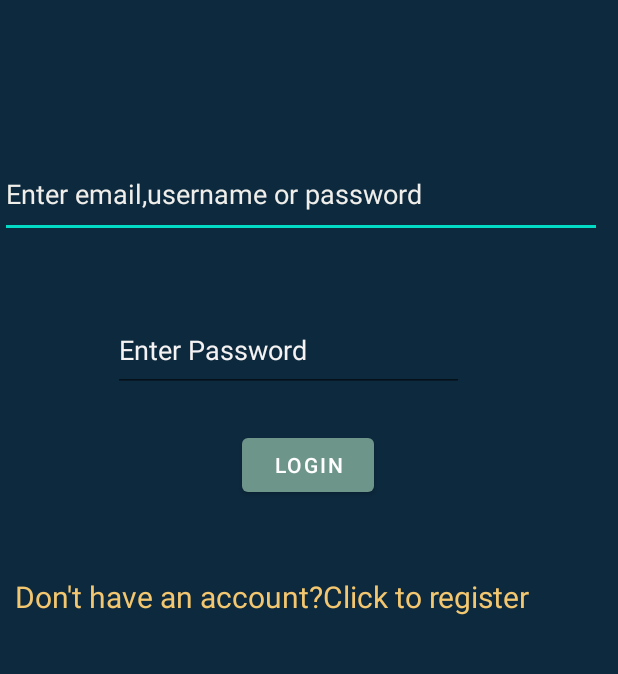
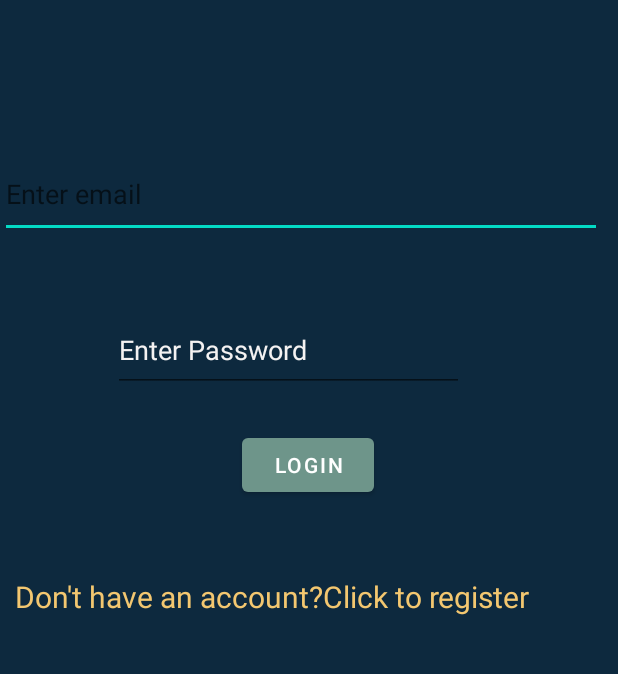
Before and after one commit to scKoech/MARVEL, an Android app: the Login screen opened directly, with no data from a screen before it, on a phone screen of 412 x 824 dp, the part 260-934 px from its top. Run offline under Robolectric (Android 15) with nearby library versions, the phone set to English and light mode, and no system bars; our stand-ins replace Firebase (no records; nobody signed in at launch, a user with empty details on screens opened directly).

Commit message:
updated commit

```diff
--- a/app/build.gradle
+++ b/app/build.gradle
@@ -37,12 +37,12 @@ android {
 dependencies {
 
     implementation 'androidx.core:core-ktx:1.12.0-alpha04'
+    implementation 'org.jetbrains.kotlinx:kotlinx-coroutines-android:1.5.1'
     implementation 'androidx.appcompat:appcompat:1.6.1'
     implementation 'com.google.android.material:material:1.8.0'
     implementation 'androidx.constraintlayout:constraintlayout:2.1.4'
     implementation 'com.google.firebase:firebase-auth-ktx:21.0.3'
     implementation 'com.google.firebase:firebase-database-ktx:20.0.4'
-    implementation 'org.jetbrains.kotlinx:kotlinx-coroutines-android:1.3.7'
     implementation 'com.squareup.retrofit2:retrofit:2.9.0'
     implementation 'com.squareup.retrofit2:converter-gson:2.8.1'
     implementation 'androidx.core:core-ktx:+'
--- a/app/src/main/java/com/example/marvel/Login.kt
+++ b/app/src/main/java/com/example/marvel/Login.kt
@@ -27,8 +27,6 @@ class Login : AppCompatActivity() {
 
         BtnLogin.setOnClickListener {
             login()
-            val intent = Intent(this, MainPage::class.java)
-            startActivity(intent)
 
         }
         RedirectReg.setOnClickListener {
@@ -45,6 +43,8 @@ class Login : AppCompatActivity() {
         auth.signInWithEmailAndPassword(email,pass).addOnCompleteListener(this){
             if (it.isSuccessful){
                 Toast.makeText(this,"Logged in successfully",Toast.LENGTH_SHORT).show()
+                val intent = Intent(this, MainPage::class.java)
+                startActivity(intent)
             }else
                 Toast.makeText(this,"Log in failed",Toast.LENGTH_SHORT).show()
         }
--- a/app/src/main/java/com/example/marvel/MainActivity.kt
+++ b/app/src/main/java/com/example/marvel/MainActivity.kt
@@ -37,8 +37,6 @@ class MainActivity : AppCompatActivity() {
 
         BtnSignUp.setOnClickListener {
             SignUpUser()
-            val intent = Intent(this, MainPage::class.java)
-            startActivity(intent)
 
         }
         Txtlogin.setOnClickListener {
@@ -65,6 +63,8 @@ class MainActivity : AppCompatActivity() {
             if (it.isSuccessful) {
                 Toast.makeText(this, "Signed up successfully", Toast.LENGTH_LONG).show()
                 finish()
+                val intent = Intent(this, MainPage::class.java)
+                startActivity(intent)
             } else {
                 Toast.makeText(this, "Failed to create", Toast.LENGTH_LONG).show()
             }
--- a/app/src/main/res/layout/activity_login.xml
+++ b/app/src/main/res/layout/activity_login.xml
@@ -27,7 +27,7 @@
         android:layout_height="58dp"
         android:ems="10"
         android:inputType="textPersonName"
-        android:text="Enter email,username or password"
+        android:hint="Enter email"
         android:textColor="#EFEEEA"
         app:layout_constraintBottom_toBottomOf="parent"
         app:layout_constraintEnd_toEndOf="parent"
```
Also changed, not shown: app/src/main/java/com/example/marvel/MainPage.kt (+5 -7 lines).
